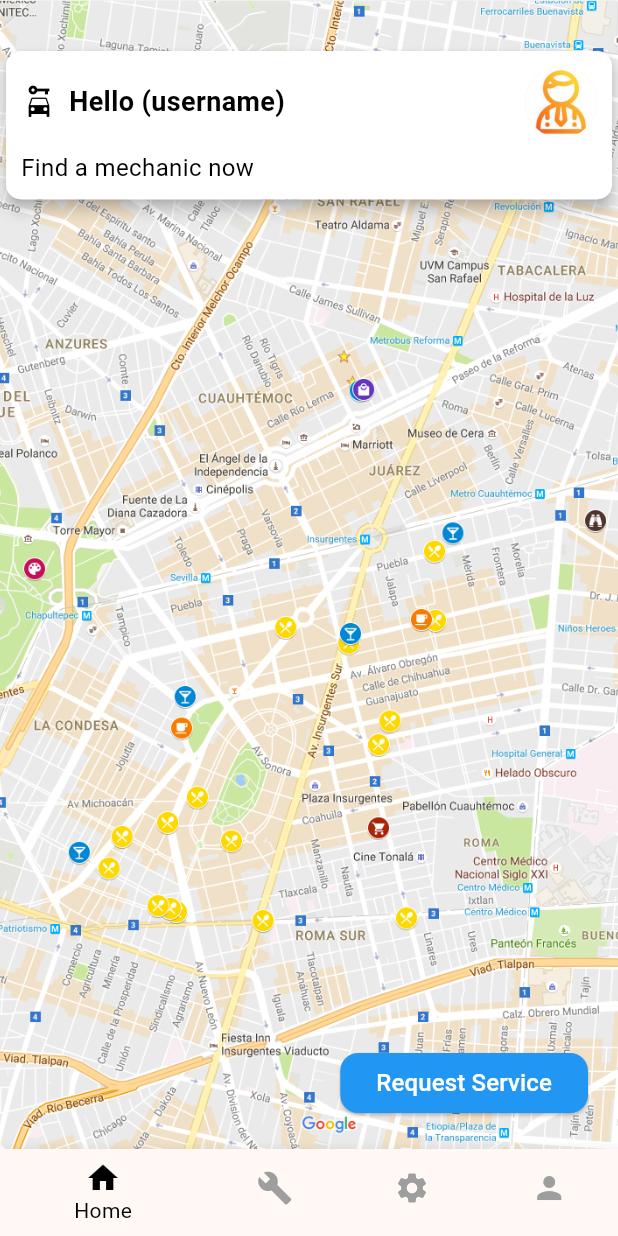
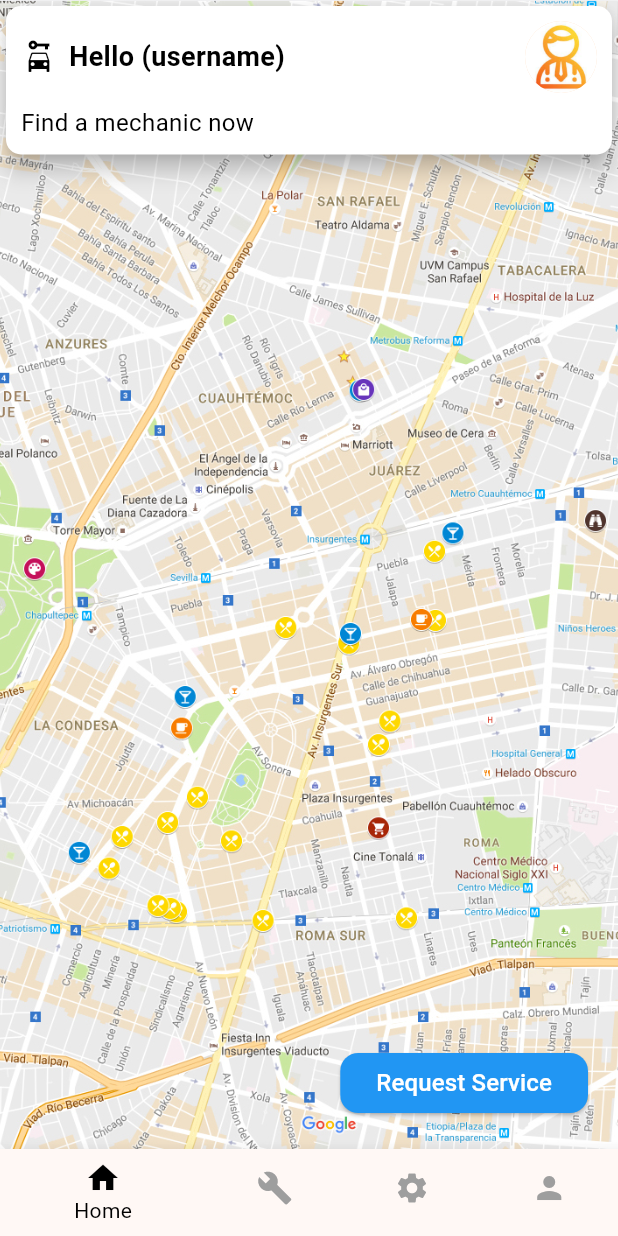
Before and after one commit to MDK-404/e_mechanic, a Flutter app: the CustomerHomeScreen screen opened by its route, on a phone screen of 412 x 824 dp. Run offline on Flutter 3.47's test engine with Material 3 defaults, Android fonts, the phone set to English and light mode, and no system bars; our stand-ins replace firebase_auth, firebase_core, fluttertoast, pinput; accounts and stored records are empty.

Commit message:
customer home screen done

```diff
--- a/lib/screens/customer_home.dart
+++ b/lib/screens/customer_home.dart
@@ -44,11 +44,11 @@ class _CustomerHomeScreenState extends State<CustomerHomeScreen> {
                     ),
                     // Text aur circular image ko show karne ke liye Positioned widget
                     Positioned(
-                        top: 30.0, // App bar se distance adjust karne ke liye
+                        top: 0.0, // App bar se distance adjust karne ke liye
                         left: 0, // Screen ki left side se shuru karne ke liye
                         right: 0, // Screen ki right side tak extend karne ke liye
                         child: Card(
-                            elevation: 4.0,
+                            elevation: 6.0,
                             shape: RoundedRectangleBorder(
                                 borderRadius: BorderRadius.circular(10.0),
                             ),
```
